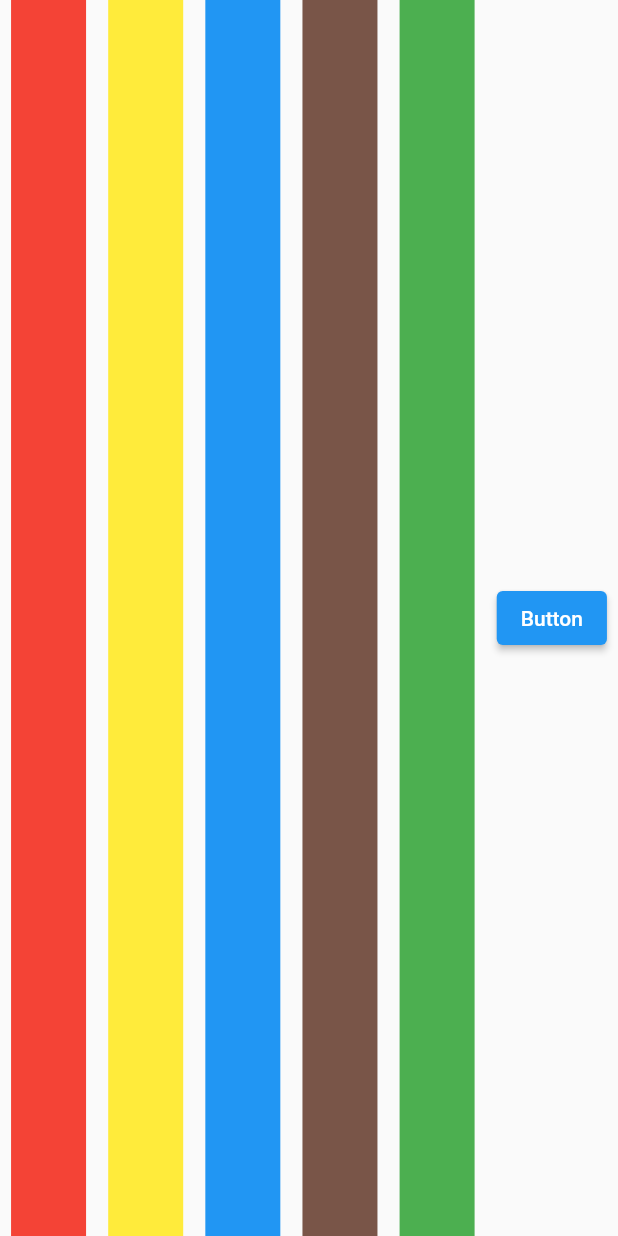
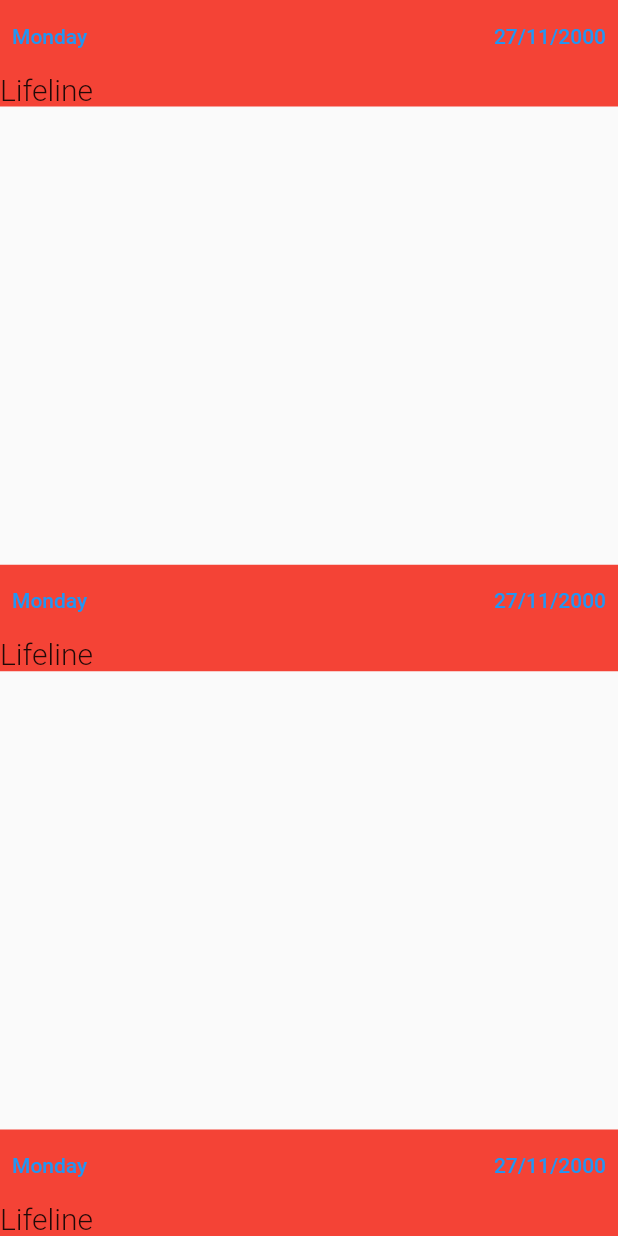
Before and after one commit to avnishaks/flutter, a Flutter app: the screen it shows after launch, on a phone screen of 412 x 824 dp. Run offline on Flutter 3.47's test engine with Material 2 defaults, Android fonts, the phone set to English and light mode, and no system bars.

Commit message:
Basic UI design for the Column Widget is done

```diff
--- a/project_tent_march/lib/main.dart
+++ b/project_tent_march/lib/main.dart
@@ -2,14 +2,13 @@
 
 List<Color> myColors = [
   Colors.red,
-  Colors.yellow,
-  Colors.blue,
   Colors.brown,
   Colors.green
 ];
 
+
 void main() => runApp(MaterialApp(
-      debugShowCheckedModeBanner: false,
+      debugShowCheckedModeBanner: true,
       home: myHome(),
     ));
 
@@ -22,9 +21,84 @@
   Widget build(BuildContext context) {
     return Scaffold(
       body: SafeArea(
-        child: Row(mainAxisAlignment: MainAxisAlignment.spaceAround, children: [
-          ...myColors.map((color) => getMyContainer(color)).toList(),
-          ElevatedButton(onPressed: () => null, child: Text("Button"))
+        child: Column(
+          mainAxisAlignment: MainAxisAlignment.spaceBetween,
+          children: [
+          Container(
+             color: Colors.red,
+             child:Column(children: [
+              Row(
+                mainAxisAlignment: MainAxisAlignment.spaceBetween,
+                children: [
+
+                TextButton(onPressed: (){}, child:Text('Monday')),
+                TextButton(onPressed: (){}, child: Text('27/11/2000'))
+              ],),
+              Align(
+                alignment: Alignment.topLeft,
+                child: Text(
+                  'Lifeline',
+                  style: TextStyle(
+                    fontSize: 20,
+                    fontWeight: FontWeight.w300,
+                  ),
+                ),
+              )
+
+             ],)
+          ),
+
+          Container(
+             color: Colors.red,
+             child:Column(children: [
+              Row(
+                mainAxisAlignment: MainAxisAlignment.spaceBetween,
+                children: [
+
+                TextButton(onPressed: (){}, child:Text('Monday')),
+                TextButton(onPressed: (){}, child: Text('27/11/2000'))
+              ],),
+              Align(
+                alignment: Alignment.topLeft,
+                child: Text(
+                  'Lifeline',
+                  style: TextStyle(
+                    fontSize: 20,
+                    fontWeight: FontWeight.w300,
+                  ),
+                ),
+              )
+
+             ],)
+          ),
+
+          Container(
+             color: Colors.red,
+             child:Column(children: [
+              Row(
+                mainAxisAlignment: MainAxisAlignment.spaceBetween,
+                children: [
+
+                TextButton(onPressed: (){}, child:Text('Monday')),
+                TextButton(onPressed: (){}, child: Text('27/11/2000'))
+              ],),
+              Align(
+                alignment: Alignment.topLeft,
+                child: Text(
+                  'Lifeline',
+                  style: TextStyle(
+                    fontSize: 20,
+                    fontWeight: FontWeight.w300,
+                  ),
+                ),
+              )
+
+             ],)
+          ),
+
+         // ...myColors.map((color) => getMyContainer(color)).toList()
+
+
         ]),
       ),
     );
@@ -32,7 +106,7 @@
 
   Widget getMyContainer(Color color) {
     return Container(
-      width: 50,
+      height: 50,
       color: color,
     );
   }
```
